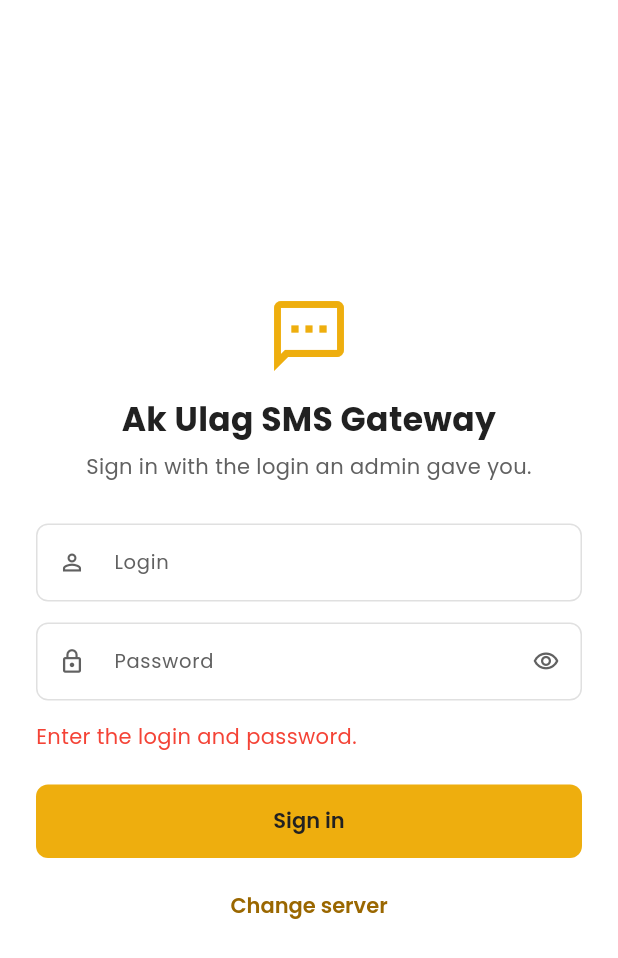
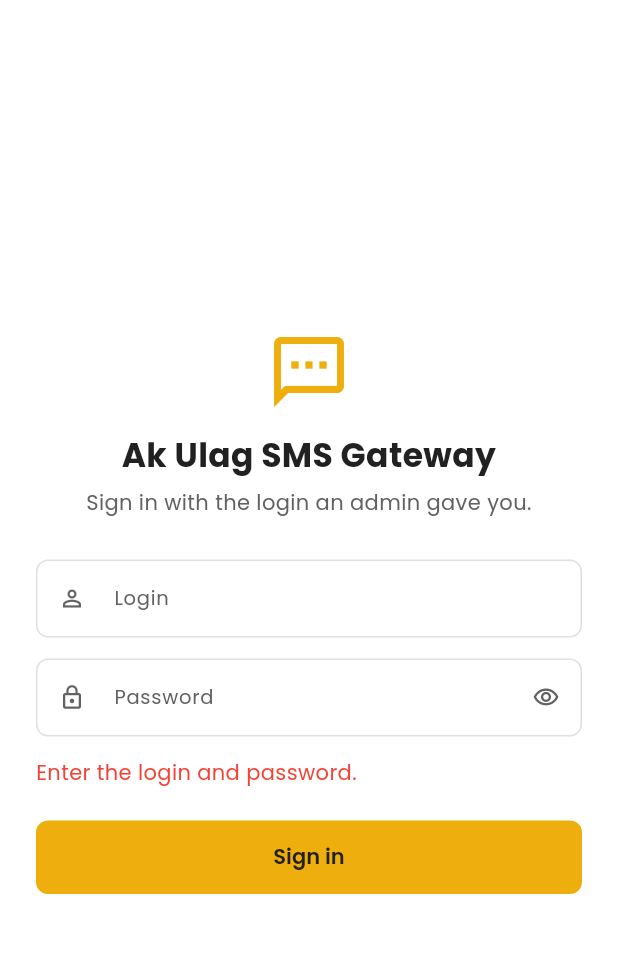
Before and after one commit to Azatatayew49/sms_otp_app, a Flutter app: the screen it shows after launch, after a tap on "Sign in", on a phone screen of 412 x 824 dp. Shown: the top 958 px of the screen. Run offline on Flutter 3.47's test engine with Material 3 defaults, Android fonts, the phone set to English and light mode, and no system bars; our stand-ins replace battery_plus, device_info_plus, dio, flutter_local_notifications, open_file, package_info_plus and 2 more; missing offline and left inert: flutter_background_service; network calls fail; statements that could not run were skipped.

Commit message:
Hide the server address (settings and sign-in); phones that saved the IP move to the domain
Co-Authored-By: Claude Opus 5.5 <noreply@anthropic.com>
Claude-Session: https://claude.ai/code/session_01Qb7kJson1RXemCNarKHaz4

```diff
--- a/lib/main.dart
+++ b/lib/main.dart
@@ -8,6 +8,7 @@ import 'services/gateway_service.dart';
 
 Future<void> main() async {
   WidgetsFlutterBinding.ensureInitialized();
+  await Account.migrateServerUrl();
   await GatewayService.initialize();
   final signedIn = await Account.signedIn();
   // Nothing to run until someone signs in.
--- a/lib/screens/login_screen.dart
+++ b/lib/screens/login_screen.dart
@@ -16,10 +16,8 @@ class LoginScreen extends StatefulWidget {
 class _LoginScreenState extends State<LoginScreen> {
   final _login = TextEditingController();
   final _password = TextEditingController();
-  final _url = TextEditingController(text: kDefaultUrl);
   bool _busy = false;
   bool _hide = true;
-  bool _showServer = false;
   String? _error;
 
   @override
@@ -27,14 +25,12 @@ class _LoginScreenState extends State<LoginScreen> {
     super.initState();
     _error = widget.message;
     Account.login().then((l) => _login.text = l);
-    Account.serverUrl().then((u) => _url.text = u);
   }
 
   @override
   void dispose() {
     _login.dispose();
     _password.dispose();
-    _url.dispose();
     super.dispose();
   }
 
@@ -48,7 +44,7 @@ class _LoginScreenState extends State<LoginScreen> {
       _error = null;
     });
     try {
-      await Account.signIn(_url.text, _login.text, _password.text);
+      await Account.signIn(await Account.serverUrl(), _login.text, _password.text);
       await GatewayService.start();
       if (mounted) Navigator.of(context).pushReplacementNamed('/');
     } catch (e) {
@@ -96,14 +92,6 @@ class _LoginScreenState extends State<LoginScreen> {
                   ),
                   onSubmitted: (_) => _signIn(),
                 ),
-                if (_showServer) ...[
-                  const SizedBox(height: 14),
-                  TextField(
-                    controller: _url,
-                    keyboardType: TextInputType.url,
-                    decoration: const InputDecoration(labelText: 'Server', prefixIcon: Icon(Icons.dns_outlined)),
-                  ),
-                ],
                 if (_error != null) ...[
                   const SizedBox(height: 14),
                   Text(_error!, style: const TextStyle(color: Brand.error)),
@@ -117,11 +105,6 @@ class _LoginScreenState extends State<LoginScreen> {
                       : const Text('Sign in'),
                 ),
                 const SizedBox(height: 8),
-                if (!_showServer)
-                  TextButton(
-                    onPressed: () => setState(() => _showServer = true),
-                    child: const Text('Change server'),
-                  ),
               ]),
             ),
           ),
--- a/lib/screens/settings_screen.dart
+++ b/lib/screens/settings_screen.dart
@@ -72,7 +72,6 @@ class _SettingsScreenState extends State<SettingsScreen> {
         child: Column(crossAxisAlignment: CrossAxisAlignment.stretch, children: [
           row(Icons.person_outline, 'Signed in as', _login),
           row(Icons.smartphone, 'Phone name (set by an admin)', _name),
-          row(Icons.dns_outlined, 'Server', _url),
           const SizedBox(height: 16),
           OutlinedButton.icon(
             onPressed: _signOut,
--- a/lib/services/account.dart
+++ b/lib/services/account.dart
@@ -22,6 +22,14 @@ class Account {
   static Future<String> login() async => (await _prefs()).getString(kPrefLogin) ?? '';
 
   static Future<String> serverUrl() async => (await _prefs()).getString(kPrefUrl) ?? kDefaultUrl;
+
+  /// Phones set up before the domain existed saved the server's IP; move them to the
+  /// domain (the app no longer shows or asks for a server address).
+  static Future<void> migrateServerUrl() async {
+    final prefs = await _prefs();
+    final saved = prefs.getString(kPrefUrl);
+    if (saved != null && saved.contains('45.39.230.200')) await prefs.setString(kPrefUrl, kDefaultUrl);
+  }
 
   /// This install's stable id (the server knows the phone by it).
   static Future<String> deviceId(SharedPreferences prefs) async {
```
